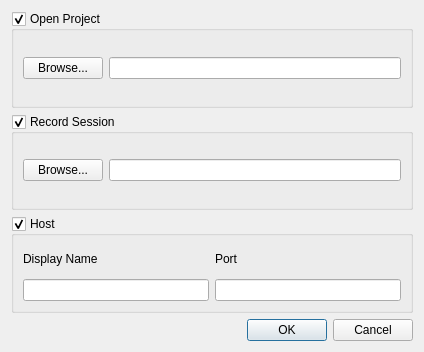
The window that src/editor/HostDialog.ui (yuxshao/ptcollab) describes before a commit, drawn with Qt 5.
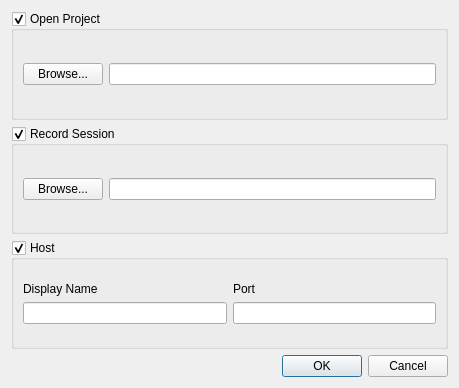
The same window after the commit.

```diff
--- a/src/editor/HostDialog.ui
+++ b/src/editor/HostDialog.ui
@@ -6,8 +6,8 @@
    <rect>
     <x>0</x>
     <y>0</y>
-    <width>424</width>
-    <height>352</height>
+    <width>459</width>
+    <height>388</height>
    </rect>
   </property>
   <property name="windowTitle">
@@ -16,28 +16,86 @@
   <layout class="QVBoxLayout" name="verticalLayout">
    <item>
     <widget class="QGroupBox" name="openProjectGroup">
+     <property name="sizePolicy">
+      <sizepolicy hsizetype="Preferred" vsizetype="Preferred">
+       <horstretch>0</horstretch>
+       <verstretch>0</verstretch>
+      </sizepolicy>
+     </property>
      <property name="title">
       <string>Open Project</string>
      </property>
      <property name="checkable">
       <bool>true</bool>
      </property>
-     <layout class="QHBoxLayout" name="horizontalLayout_2">
+     <layout class="QVBoxLayout" name="verticalLayout_2">
       <item>
-       <widget class="QPushButton" name="openProjectBtn">
-        <property name="text">
-         <string>Browse...</string>
+       <spacer name="verticalSpacer_6">
+        <property name="orientation">
+         <enum>Qt::Vertical</enum>
         </property>
-       </widget>
+        <property name="sizeHint" stdset="0">
+         <size>
+          <width>20</width>
+          <height>0</height>
+         </size>
+        </property>
+       </spacer>
       </item>
       <item>
-       <widget class="QLineEdit" name="openProjectFile"/>
+       <layout class="QHBoxLayout" name="horizontalLayout_4">
+        <item>
+         <widget class="QPushButton" name="openProjectBtn">
+          <property name="sizePolicy">
+           <sizepolicy hsizetype="Minimum" vsizetype="Preferred">
+            <horstretch>0</horstretch>
+            <verstretch>0</verstretch>
+           </sizepolicy>
+          </property>
+          <property name="text">
+           <string>Browse...</string>
+          </property>
+         </widget>
+        </item>
+        <item>
+         <widget class="QLineEdit" name="openProjectFile">
+          <property name="sizePolicy">
+           <sizepolicy hsizetype="Expanding" vsizetype="Preferred">
+            <horstretch>0</horstretch>
+            <verstretch>0</verstretch>
+           </sizepolicy>
+          </property>
+         </widget>
+        </item>
+       </layout>
+      </item>
+      <item>
+       <spacer name="verticalSpacer">
+        <property name="orientation">
+         <enum>Qt::Vertical</enum>
+        </property>
+        <property name="sizeType">
+         <enum>QSizePolicy::Expanding</enum>
+        </property>
+        <property name="sizeHint" stdset="0">
+         <size>
+          <width>20</width>
+          <height>0</height>
+         </size>
+        </property>
+       </spacer>
       </item>
      </layout>
     </widget>
    </item>
    <item>
     <widget class="QGroupBox" name="saveRecordingGroup">
+     <property name="sizePolicy">
+      <sizepolicy hsizetype="Preferred" vsizetype="Preferred">
+       <horstretch>0</horstretch>
+       <verstretch>0</verstretch>
+      </sizepolicy>
+     </property>
      <property name="title">
       <string>Record Session</string>
      </property>
@@ -47,48 +105,144 @@
      <property name="checkable">
       <bool>true</bool>
      </property>
-     <layout class="QHBoxLayout" name="horizontalLayout">
+     <layout class="QVBoxLayout" name="verticalLayout_3">
       <item>
-       <widget class="QPushButton" name="saveRecordingBtn">
-        <property name="text">
-         <string>Browse...</string>
+       <spacer name="verticalSpacer_5">
+        <property name="orientation">
+         <enum>Qt::Vertical</enum>
         </property>
-       </widget>
+        <property name="sizeHint" stdset="0">
+         <size>
+          <width>20</width>
+          <height>0</height>
+         </size>
+        </property>
+       </spacer>
       </item>
       <item>
-       <widget class="QLineEdit" name="saveRecordingFile"/>
+       <layout class="QHBoxLayout" name="horizontalLayout">
+        <item>
+         <widget class="QPushButton" name="saveRecordingBtn">
+          <property name="sizePolicy">
+           <sizepolicy hsizetype="Minimum" vsizetype="Preferred">
+            <horstretch>0</horstretch>
+            <verstretch>0</verstretch>
+           </sizepolicy>
+          </property>
+          <property name="text">
+           <string>Browse...</string>
+          </property>
+         </widget>
+        </item>
+        <item>
+         <widget class="QLineEdit" name="saveRecordingFile">
+          <property name="sizePolicy">
+           <sizepolicy hsizetype="Expanding" vsizetype="Preferred">
+            <horstretch>0</horstretch>
+            <verstretch>0</verstretch>
+           </sizepolicy>
+          </property>
+         </widget>
+        </item>
+       </layout>
+      </item>
+      <item>
+       <spacer name="verticalSpacer_2">
+        <property name="orientation">
+         <enum>Qt::Vertical</enum>
+        </property>
+        <property name="sizeType">
+         <enum>QSizePolicy::Expanding</enum>
+        </property>
+        <property name="sizeHint" stdset="0">
+         <size>
+          <width>20</width>
+          <height>0</height>
+         </size>
+        </property>
+       </spacer>
       </item>
      </layout>
     </widget>
    </item>
    <item>
     <widget class="QGroupBox" name="hostGroup">
+     <property name="sizePolicy">
+      <sizepolicy hsizetype="Preferred" vsizetype="Preferred">
+       <horstretch>0</horstretch>
+       <verstretch>0</verstretch>
+      </sizepolicy>
+     </property>
      <property name="title">
       <string>Host</string>
      </property>
      <property name="checkable">
       <bool>true</bool>
      </property>
-     <layout class="QGridLayout" name="gridLayout">
-      <item row="0" column="0">
-       <widget class="QLabel" name="label_2">
-        <property name="text">
-         <string>Display Name</string>
+     <layout class="QVBoxLayout" name="verticalLayout_4">
+      <item>
+       <spacer name="verticalSpacer_4">
+        <property name="orientation">
+         <enum>Qt::Vertical</enum>
         </property>
-       </widget>
+        <property name="sizeHint" stdset="0">
+         <size>
+          <width>20</width>
+          <height>0</height>
+         </size>
+        </property>
+       </spacer>
       </item>
-      <item row="1" column="0">
-       <widget class="QLineEdit" name="usernameInput"/>
+      <item>
+       <layout class="QGridLayout" name="gridLayout">
+        <item row="0" column="0">
+         <widget class="QLabel" name="label_2">
+          <property name="text">
+           <string>Display Name</string>
+          </property>
+         </widget>
+        </item>
+        <item row="0" column="1">
+         <widget class="QLabel" name="label">
+          <property name="text">
+           <string>Port</string>
+          </property>
+         </widget>
+        </item>
+        <item row="1" column="0">
+         <widget class="QLineEdit" name="usernameInput">
+          <property name="sizePolicy">
+           <sizepolicy hsizetype="Expanding" vsizetype="Preferred">
+            <horstretch>0</horstretch>
+            <verstretch>0</verstretch>
+           </sizepolicy>
+          </property>
+         </widget>
+        </item>
+        <item row="1" column="1">
+         <widget class="QLineEdit" name="portInput">
+          <property name="sizePolicy">
+           <sizepolicy hsizetype="Expanding" vsizetype="Preferred">
+            <horstretch>0</horstretch>
+            <verstretch>0</verstretch>
+           </sizepolicy>
+          </property>
+         </widget>
+        </item>
+       </layout>
       </item>
-      <item row="1" column="1">
-       <widget class="QLineEdit" name="portInput"/>
-      </item>
-      <item row="0" column="1">
-       <widget class="QLabel" name="label">
-        <property name="text">
-         <string>Port</string>
+      <item>
+       <spacer name="verticalSpacer_3">
+        <property name="orientation">
+         <enum>Qt::Vertical</enum>
         </property>
-       </widget>
+        <property name="sizeHint" stdset="0">
+         <size>
+          <width>20</width>
+          <height>0</height>
+         </size>
+        </property>
+       </spacer>
       </item>
      </layout>
     </widget>
```
